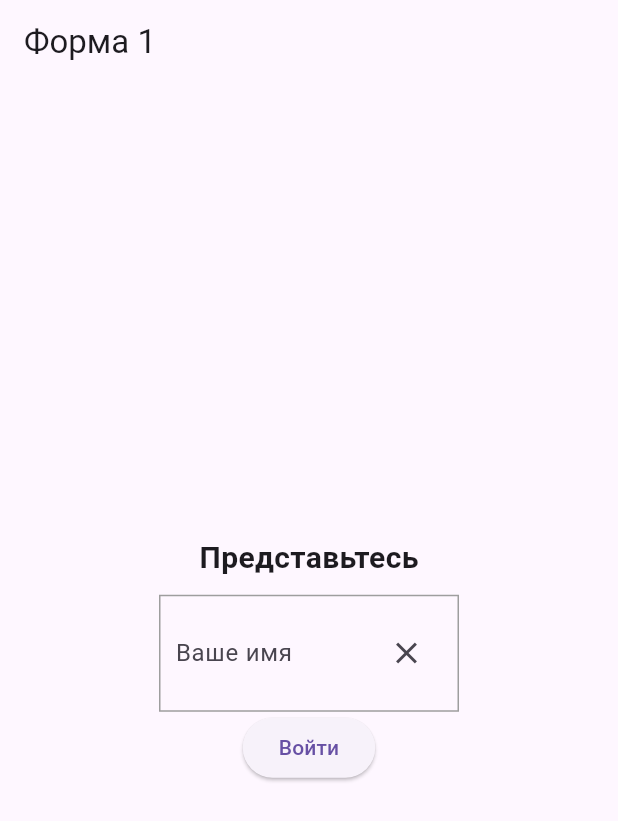
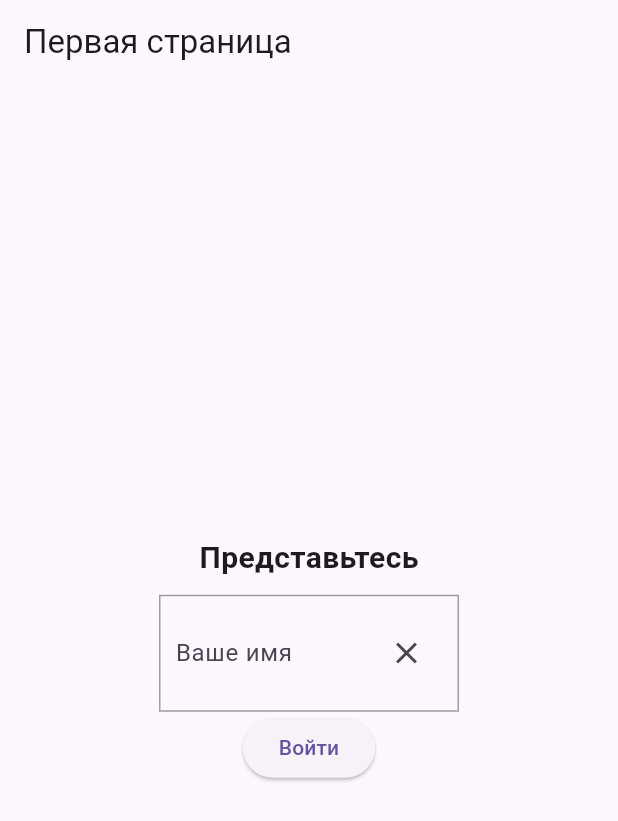
Before and after one commit to guzevka/MobilePractice4, a Flutter app: the screen it shows after launch, on a phone screen of 412 x 824 dp. Shown: the top 821 px of the screen. Run offline on Flutter 3.47's test engine with Material 3 defaults, Android fonts, the phone set to English and light mode, and no system bars.

Commit message:
end commit

```diff
--- a/lib/form_1.dart
+++ b/lib/form_1.dart
@@ -1,6 +1,6 @@
 import 'package:flutter/material.dart';
 import 'form_2.dart';
-import 'package:flutter/services.dart';  // Import the services library for TextInputFormatter
+import 'package:flutter/services.dart';
 
 class form_1 extends StatelessWidget {
   TextEditingController _nameController = TextEditingController();
@@ -9,7 +9,7 @@ class form_1 extends StatelessWidget {
   Widget build(BuildContext context) {
     return Scaffold(
       appBar: AppBar(
-        title: Text('Форма 1'),
+        title: Text('Первая страница'),
       ),
       body: Center(
         child: Column(
--- a/lib/form_2.dart
+++ b/lib/form_2.dart
@@ -19,7 +19,7 @@ class _form_2State extends State<form_2> {
   Widget build(BuildContext context) {
     return Scaffold(
       appBar: AppBar(
-        title: Text('Форма 2'),
+        title: Text('Вторая страница'),
       ),
       body: Center(
         child: Padding(
@@ -48,7 +48,7 @@ class _form_2State extends State<form_2> {
                     suffixIcon: IconButton(
                       icon: Icon(Icons.calendar_today),
                       onPressed: () {
-                        showDatePicker(
+                        showDatePicker( // Выбор даты
                           context: context,
                           initialDate: DateTime.now(),
                           firstDate: DateTime(1900),
--- a/lib/form_3.dart
+++ b/lib/form_3.dart
@@ -14,7 +14,7 @@ class form_3 extends StatelessWidget {
 
     return Scaffold(
       appBar: AppBar(
-        title: Text('Форма 3'),
+        title: Text('Третья страница'),
       ),
       body: Center(
         child: Column(
```
